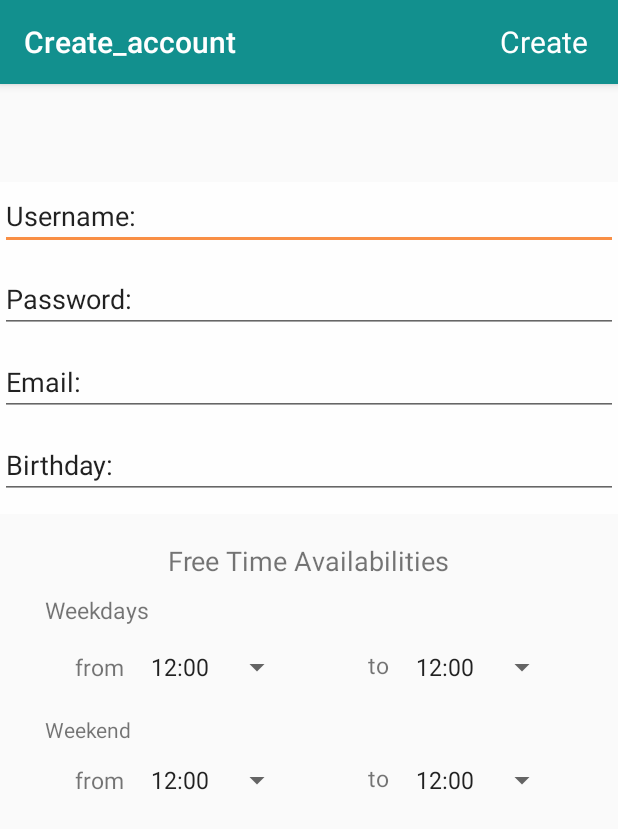
After one commit to abetco/Prattle, an Android app: the Create_account screen opened directly, with no data from a screen before it, on a phone screen of 412 x 824 dp. The commit adds this screen. Shown: the top 829 px of the screen. Run offline under Robolectric (Android 15) with nearby library versions, the phone set to English and light mode, and no system bars.

Commit message:
Login and create account activities added.

```diff
--- /dev/null
+++ b/app/src/main/java/edu/illinois/cs465/prattle/Create_account.java
@@ -0,0 +1,104 @@
+package edu.illinois.cs465.prattle;
+import android.app.Activity;
+import android.content.Intent;
+import android.os.Bundle;
+
+import com.google.android.material.floatingactionbutton.FloatingActionButton;
+import com.google.android.material.snackbar.Snackbar;
+
+import androidx.appcompat.app.AppCompatActivity;
+import androidx.appcompat.widget.Toolbar;
+
+import android.view.View;
+import android.widget.AdapterView;
+import android.widget.ArrayAdapter;
+import android.widget.AutoCompleteTextView;
+import android.widget.EditText;
+import android.widget.Spinner;
+import android.widget.TextView;
+import android.widget.Toast;
+
+
+public class Create_account extends AppCompatActivity implements AdapterView.OnItemSelectedListener{
+    private Spinner weekday_from;
+    private Spinner weekday_to;
+    private Spinner weekend_from;
+    private Spinner weekend_to;
+    private TextView t_create;
+    private EditText username;
+    private EditText password;
+    private EditText birthday;
+    private EditText email;
+
+    public static User_data newUser;
+    @Override
+    protected void onCreate(Bundle savedInstanceState) {
+        super.onCreate(savedInstanceState);
+        setContentView(R.layout.activity_create_account);
+
+        weekday_from = findViewById(R.id.weekday_from);
+        weekday_to = findViewById(R.id.weekday_to);
+        weekend_from = findViewById(R.id.weekend_from);
+        weekend_to = findViewById(R.id.weekend_to);
+        t_create = findViewById(R.id.create);
+        username = findViewById(R.id.create_username);
+        password = findViewById(R.id.create_password);
+        birthday = findViewById(R.id.create_birthday);
+        email = findViewById(R.id.create_email);
+
+        Toolbar toolbar = findViewById(R.id.toolbar);
+        setSupportActionBar(toolbar);
+        toolbar.setTitle("Create Account");
+
+        // Create an ArrayAdapter using the string array and a default spinner layout
+        ArrayAdapter<CharSequence> adapter = ArrayAdapter.createFromResource(this,
+                R.array.times, android.R.layout.simple_spinner_item);
+        // Specify the layout to use when the list of choices appears
+        adapter.setDropDownViewResource(android.R.layout.simple_spinner_dropdown_item);
+        // Apply the adapter to the spinner
+        weekday_from.setAdapter(adapter);
+        weekday_to.setAdapter(adapter);
+        weekend_from.setAdapter(adapter);
+        weekend_to.setAdapter(adapter);
+        //on select listeners
+        weekend_to.setOnItemSelectedListener(this);
+        weekday_from.setOnItemSelectedListener(this);
+        weekend_to.setOnItemSelectedListener(this);
+        weekend_from.setOnItemSelectedListener(this);
+
+        t_create.setOnClickListener(new View.OnClickListener() {
+            @Override
+            public void onClick(View v) {
+                String input_username = username.getText().toString();
+                String input_password = password.getText().toString();
+                String input_birthday = birthday.getText().toString();
+                String input_email = email.getText().toString();
+                if (validate(input_username,input_password,input_birthday,input_email)){
+                    newUser = new User_data(input_username,input_password,input_birthday,input_email);
+                    //startActivity(new Intent(Create_account.this, MainActivity.class));
+
+                }
+
+            }
+        });
+
+    }
+    public void onItemSelected(AdapterView<?> parent, View view,
+                               int pos, long id) {
+        String item = parent.getItemAtPosition(pos).toString();
+        Toast.makeText(Create_account.this, item, Toast.LENGTH_SHORT).show();
+        // An item was selected. You can retrieve the selected item using
+        // parent.getItemAtPosition(pos)
+    }
+
+    public void onNothingSelected(AdapterView<?> parent) {
+        // Another interface callback
+    }
+    private boolean validate (String username, String password,String b_date,String email){
+        if (username.isEmpty() || password.isEmpty() || b_date.isEmpty() || email.isEmpty()) {
+            Toast.makeText(Create_account.this,"A field is empty", Toast.LENGTH_SHORT).show();
+            return false;
+        }
+        return true;
+    }
+}
--- /dev/null
+++ b/app/src/main/res/layout/activity_create_account.xml
@@ -0,0 +1,37 @@
+<?xml version="1.0" encoding="utf-8"?>
+<androidx.coordinatorlayout.widget.CoordinatorLayout xmlns:android="http://schemas.android.com/apk/res/android"
+    xmlns:app="http://schemas.android.com/apk/res-auto"
+    xmlns:tools="http://schemas.android.com/tools"
+    android:layout_width="match_parent"
+    android:layout_height="match_parent"
+    tools:context=".Create_account">
+
+    <com.google.android.material.appbar.AppBarLayout
+        android:layout_width="match_parent"
+        android:layout_height="wrap_content"
+        android:theme="@style/AppTheme.AppBarOverlay">
+        <androidx.appcompat.widget.Toolbar
+            android:id="@+id/toolbar"
+            android:layout_width="match_parent"
+            android:layout_height="?attr/actionBarSize"
+            android:background="?attr/colorPrimary"
+            app:popupTheme="@style/Theme.Prattle.PopupOverlay">
+            <TextView
+                android:id="@+id/create"
+                android:layout_width="wrap_content"
+                android:layout_height="wrap_content"
+                android:layout_gravity="end"
+                android:layout_weight="0"
+                android:text="Create"
+                android:layout_marginRight="20dp"
+                android:textColor="@color/white"
+                android:textSize="20dp">
+            </TextView>
+        </androidx.appcompat.widget.Toolbar>
+
+
+    </com.google.android.material.appbar.AppBarLayout>
+
+    <include layout="@layout/content_create_account" />
+
+</androidx.coordinatorlayout.widget.CoordinatorLayout>
--- /dev/null
+++ b/app/src/main/res/layout/content_create_account.xml
@@ -0,0 +1,181 @@
+<?xml version="1.0" encoding="utf-8"?>
+<androidx.constraintlayout.widget.ConstraintLayout xmlns:android="http://schemas.android.com/apk/res/android"
+    xmlns:app="http://schemas.android.com/apk/res-auto"
+    android:layout_width="match_parent"
+    android:layout_height="match_parent"
+    app:layout_behavior="@string/appbar_scrolling_view_behavior">
+    <LinearLayout
+        android:id="@+id/linearLayout1"
+        android:layout_width="wrap_content"
+        android:layout_height="wrap_content"
+        android:background="@color/trans_white"
+        android:orientation="vertical"
+        app:layout_constraintBottom_toBottomOf="parent"
+        app:layout_constraintEnd_toEndOf="parent"
+        app:layout_constraintStart_toStartOf="parent"
+        app:layout_constraintTop_toTopOf="parent"
+        app:layout_constraintVertical_bias="0.120000005">
+
+        <EditText
+            android:id="@+id/create_username"
+            android:layout_width="wrap_content"
+            android:layout_height="wrap_content"
+            android:layout_marginBottom="10dp"
+            android:ems="20"
+            android:inputType="textPersonName"
+            android:text="Username:" />
+
+        <EditText
+            android:id="@+id/create_password"
+            android:layout_width="match_parent"
+            android:layout_height="wrap_content"
+            android:layout_marginBottom="10dp"
+            android:ems="10"
+            android:inputType="textPersonName"
+            android:text="Password:" />
+
+        <EditText
+            android:id="@+id/create_email"
+            android:layout_width="match_parent"
+            android:layout_height="wrap_content"
+            android:layout_marginBottom="10dp"
+            android:ems="20"
+            android:inputType="textEmailAddress"
+            android:text="Email:" />
+
+        <EditText
+            android:id="@+id/create_birthday"
+            android:layout_width="match_parent"
+            android:layout_height="wrap_content"
+            android:layout_marginBottom="10dp"
+            android:ems="10"
+            android:inputType="date"
+            android:text="Birthday:" />
+
+    </LinearLayout>
+
+    <TextView
+        android:id="@+id/freetime"
+        android:layout_width="wrap_content"
+        android:layout_height="wrap_content"
+        android:layout_gravity="center"
+        android:text="Free Time Availabilities"
+        android:textSize="18dp"
+        app:layout_constraintBottom_toBottomOf="parent"
+        app:layout_constraintEnd_toEndOf="parent"
+        app:layout_constraintHorizontal_bias="0.498"
+        app:layout_constraintStart_toStartOf="parent"
+        app:layout_constraintTop_toBottomOf="@id/linearLayout1"
+        app:layout_constraintVertical_bias="0.041">
+
+    </TextView>
+
+    <TextView
+        android:id="@+id/weekdays"
+        app:layout_constraintTop_toBottomOf="@id/freetime"
+        app:layout_constraintLeft_toLeftOf="parent"
+        android:layout_marginLeft="30dp"
+        android:layout_marginTop="10dp"
+        android:layout_width="wrap_content"
+        android:layout_height="wrap_content"
+        android:text="Weekdays"
+        android:textSize="15dp">
+    </TextView>
+
+    <LinearLayout
+        android:id="@+id/weekday_holder"
+        android:layout_width="match_parent"
+        android:layout_height="wrap_content"
+        android:orientation="horizontal"
+        app:layout_constraintBottom_toBottomOf="parent"
+        app:layout_constraintTop_toBottomOf="@id/weekdays"
+        app:layout_constraintVertical_bias="0.04000002">
+
+        <TextView
+            android:layout_width="wrap_content"
+            android:layout_height="wrap_content"
+            android:text="from"
+            android:layout_marginLeft="50dp"
+            android:textSize="15dp">
+
+        </TextView>
+
+        <Spinner
+            android:id="@+id/weekday_from"
+            android:layout_width="wrap_content"
+            android:layout_marginLeft="10dp"
+            android:layout_height="wrap_content" />
+
+        <TextView
+            android:layout_width="wrap_content"
+            android:layout_height="wrap_content"
+            android:layout_gravity="end"
+            android:layout_marginLeft="50dp"
+            android:text="to"
+            android:textSize="15dp">
+
+        </TextView>
+
+        <Spinner
+            android:id="@+id/weekday_to"
+            android:layout_width="wrap_content"
+            android:layout_height="wrap_content"
+            android:layout_marginLeft="10dp"
+            android:layout_gravity="end" />
+    </LinearLayout>
+
+    <TextView
+        android:id="@+id/weekend"
+        android:layout_width="wrap_content"
+        android:layout_height="wrap_content"
+        android:layout_marginLeft="30dp"
+        android:layout_marginTop="20dp"
+        android:text="Weekend"
+        app:layout_constraintLeft_toLeftOf="parent"
+        app:layout_constraintTop_toBottomOf="@id/weekday_holder">
+
+    </TextView>
+
+    <LinearLayout
+        android:id="@+id/weekend_holder"
+        android:layout_width="match_parent"
+        android:layout_height="wrap_content"
+        android:orientation="horizontal"
+        app:layout_constraintBottom_toBottomOf="parent"
+        app:layout_constraintTop_toBottomOf="@id/weekend"
+        app:layout_constraintVertical_bias="0.04000002">
+
+        <TextView
+            android:layout_width="wrap_content"
+            android:layout_height="wrap_content"
+            android:text="from"
+            android:layout_marginLeft="50dp"
+            android:textSize="15dp">
+
+        </TextView>
+
+        <Spinner
+            android:id="@+id/weekend_from"
+            android:layout_width="wrap_content"
+            android:layout_marginLeft="10dp"
+            android:layout_height="wrap_content" />
+
+        <TextView
+            android:layout_width="wrap_content"
+            android:layout_height="wrap_content"
+            android:layout_gravity="end"
+            android:layout_marginLeft="50dp"
+            android:text="to"
+            android:textSize="15dp">
+
+        </TextView>
+
+        <Spinner
+            android:id="@+id/weekend_to"
+            android:layout_width="wrap_content"
+            android:layout_marginLeft="10dp"
+            android:layout_height="wrap_content"
+            android:layout_gravity="end" />
+
+    </LinearLayout>
+</androidx.constraintlayout.widget.ConstraintLayout>
--- a/app/src/main/res/values/colors.xml
+++ b/app/src/main/res/values/colors.xml
@@ -13,6 +13,7 @@
     <color name="light_blue_A400">#FF00B0FF</color>
     <color name="black_overlay">#66000000</color>
     <color name="transparent_white">#F98F45</color>
+    <color name ="trans_white">#C1FFFFFF</color>
     <color name="grey">#E1E1E1</color>
     <color name="background">#16594A</color>
     <color name="primary_color">#12908E</color>
--- a/app/src/main/res/values/strings.xml
+++ b/app/src/main/res/values/strings.xml
@@ -1,5 +1,7 @@
 <resources>
     <string name="app_name">Prattle</string>
+    <string name="app_name2">PRATTLE</string>
+    <string name="create_acc">Create Account</string>
     <string name="nav_label_1">Calendar</string>
     <string name="nav_label_2">Plan Hangout</string>
     <string name="nav_label_3">Contacts</string>
@@ -130,4 +132,5 @@
         <item>Update Calendar</item>
         <item>View Calendar</item>
     </string-array>
+    <string name="title_activity_create_account">Create_account</string>
 </resources>
--- a/app/src/main/res/values/themes.xml
+++ b/app/src/main/res/values/themes.xml
@@ -33,4 +33,13 @@
     <style name="Theme.Prattle.AppBarOverlay" parent="ThemeOverlay.AppCompat.Dark.ActionBar" />
 
     <style name="Theme.Prattle.PopupOverlay" parent="ThemeOverlay.AppCompat.Light" />
+
+    <style name="AppTheme.NoActionBar">
+        <item name="windowActionBar">false</item>
+        <item name="windowNoTitle">true</item>
+    </style>
+
+    <style name="AppTheme.AppBarOverlay" parent="ThemeOverlay.AppCompat.Dark.ActionBar" />
+
+    <style name="AppTheme.PopupOverlay" parent="ThemeOverlay.AppCompat.Light" />
 </resources>
--- /dev/null
+++ b/app/src/main/res/values/times.xml
@@ -0,0 +1,17 @@
+<?xml version="1.0" encoding="utf-8"?>
+<resources>
+    <string-array name="times">
+        <item>12:00</item>
+        <item>1:00</item>
+        <item>2:00</item>
+        <item>3:00</item>
+        <item>4:00</item>
+        <item>5:00</item>
+        <item>6:00</item>
+        <item>7:00</item>
+        <item>8:00</item>
+        <item>9:00</item>
+        <item>10:00</item>
+        <item>11:00</item>
+    </string-array>
+</resources>
```
Also changed, not shown: app/src/main/AndroidManifest.xml (+18 -12 lines), app/src/main/java/edu/illinois/cs465/prattle/User_data.java (added, +47 -0 lines), app/src/main/java/edu/illinois/cs465/prattle/User_login.java (added, +73 -0 lines), app/src/main/res/layout/user_login.xml (added, +78 -0 lines), app/src/main/res/navigation/nav_graph.xml (added, +28 -0 lines), app/src/main/res/drawable/background_goose.png (added).
